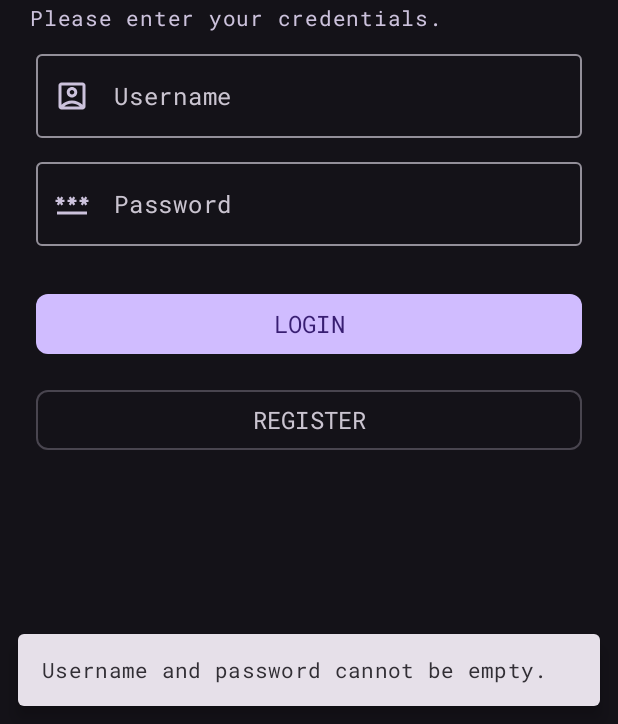
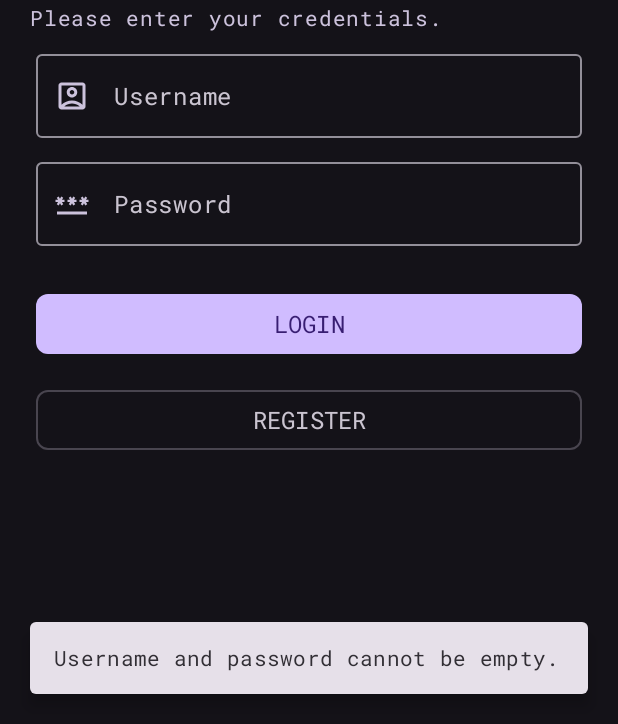
Before and after one commit to ralphmarondev/Mewzi, an Android app built with Jetpack Compose: the screen it shows after launch (MainActivity), after a tap on "LOGIN", on a phone screen of 412 x 824 dp, the part 512-1236 px from its top. Run offline under Robolectric (Android 15) with nearby library versions, the light colour scheme and no system bars; pictures from the network do not load.

Commit message:
[android] added KeyboardAwareSnackbarHost

```diff
--- /dev/null
+++ b/android/app/src/main/java/com/ralphmarondev/mewzi/core/presentation/KeyboardAwareSnackbarHost.kt
@@ -0,0 +1,35 @@
+package com.ralphmarondev.mewzi.core.presentation
+
+import androidx.compose.foundation.layout.Box
+import androidx.compose.foundation.layout.WindowInsets
+import androidx.compose.foundation.layout.fillMaxWidth
+import androidx.compose.foundation.layout.ime
+import androidx.compose.foundation.layout.padding
+import androidx.compose.material3.SnackbarHost
+import androidx.compose.material3.SnackbarHostState
+import androidx.compose.runtime.Composable
+import androidx.compose.ui.Modifier
+import androidx.compose.ui.platform.LocalDensity
+import androidx.compose.ui.unit.dp
+
+// With this custom snackbar, the snackbar will float above the keyboard instead of being blocked by it.
+@Composable
+fun KeyboardAwareSnackbarHost(
+    snackbarHostState: SnackbarHostState
+) {
+    val imeInsets = WindowInsets.ime
+    val density = LocalDensity.current
+
+    val bottomPadding = with(density) {
+        imeInsets.getBottom(this).toDp().takeIf { it > 0.dp } ?: 8.dp
+    }
+
+    Box(
+        modifier = Modifier
+            .fillMaxWidth()
+            .padding(horizontal = 8.dp)
+            .padding(bottom = bottomPadding)
+    ) {
+        SnackbarHost(hostState = snackbarHostState)
+    }
+}
--- a/android/app/src/main/java/com/ralphmarondev/mewzi/features/auth/presentation/login/LoginScreen.kt
+++ b/android/app/src/main/java/com/ralphmarondev/mewzi/features/auth/presentation/login/LoginScreen.kt
@@ -27,7 +27,6 @@ import androidx.compose.material3.IconButton
 import androidx.compose.material3.MaterialTheme
 import androidx.compose.material3.OutlinedButton
 import androidx.compose.material3.Scaffold
-import androidx.compose.material3.SnackbarHost
 import androidx.compose.material3.SnackbarHostState
 import androidx.compose.material3.Text
 import androidx.compose.material3.TopAppBar
@@ -50,6 +49,7 @@ import androidx.compose.ui.unit.dp
 import androidx.compose.ui.unit.sp
 import coil.compose.rememberAsyncImagePainter
 import com.ralphmarondev.mewzi.R
+import com.ralphmarondev.mewzi.core.presentation.KeyboardAwareSnackbarHost
 import com.ralphmarondev.mewzi.core.util.LocalThemeState
 import com.ralphmarondev.mewzi.features.auth.presentation.components.NormalTextField
 import com.ralphmarondev.mewzi.features.auth.presentation.components.PasswordTextField
@@ -112,7 +112,7 @@ fun LoginScreen(
             )
         },
         snackbarHost = {
-            SnackbarHost(hostState = snackbarState)
+            KeyboardAwareSnackbarHost(snackbarState)
         }
     ) { innerPadding ->
         LazyColumn(
--- a/android/app/src/main/java/com/ralphmarondev/mewzi/features/auth/presentation/register/RegisterScreen.kt
+++ b/android/app/src/main/java/com/ralphmarondev/mewzi/features/auth/presentation/register/RegisterScreen.kt
@@ -23,7 +23,6 @@ import androidx.compose.material3.IconButton
 import androidx.compose.material3.MaterialTheme
 import androidx.compose.material3.OutlinedButton
 import androidx.compose.material3.Scaffold
-import androidx.compose.material3.SnackbarHost
 import androidx.compose.material3.SnackbarHostState
 import androidx.compose.material3.Text
 import androidx.compose.material3.TopAppBar
@@ -40,6 +39,7 @@ import androidx.compose.ui.text.input.ImeAction
 import androidx.compose.ui.text.style.TextAlign
 import androidx.compose.ui.unit.dp
 import androidx.compose.ui.unit.sp
+import com.ralphmarondev.mewzi.core.presentation.KeyboardAwareSnackbarHost
 import com.ralphmarondev.mewzi.features.auth.presentation.components.NormalTextField
 import com.ralphmarondev.mewzi.features.auth.presentation.components.PasswordTextField
 import org.koin.androidx.compose.koinViewModel
@@ -95,7 +95,7 @@ fun RegisterScreen(
             )
         },
         snackbarHost = {
-            SnackbarHost(hostState = snackbarState)
+            KeyboardAwareSnackbarHost(snackbarState)
         }
     ) { innerPadding ->
         LazyColumn(
```
